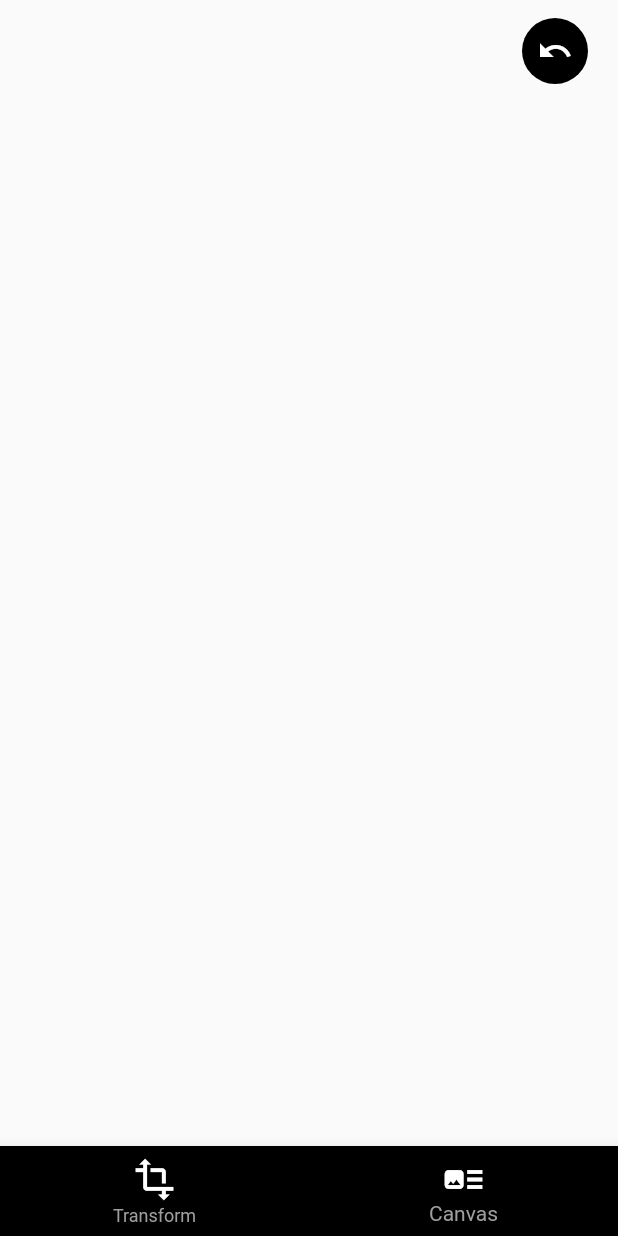
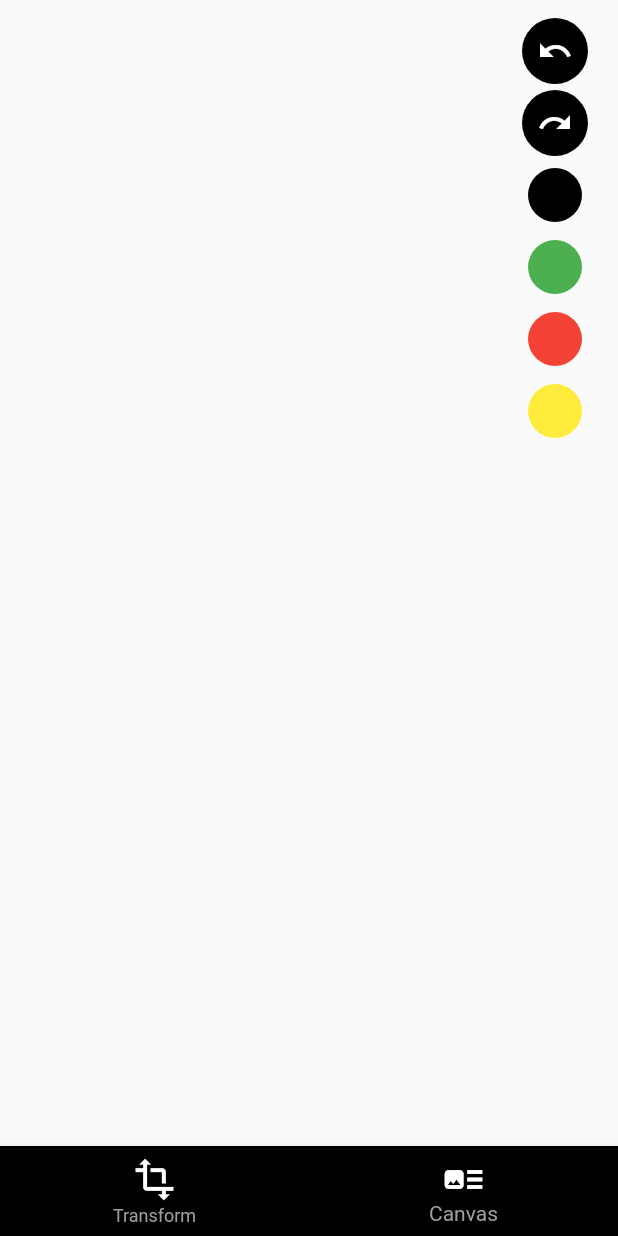
Before and after one commit to bryancalisto/flutter_experiments, a Flutter app: the screen it shows after launch, item 2 of the bottom bar chosen, on a phone screen of 412 x 824 dp. Run offline on Flutter 3.47's test engine with Material 2 defaults, Android fonts, the phone set to English and light mode, and no system bars.

Commit message:
New: Added a Stack data structure and Redo functionality

```diff
--- a/graphics/lib/drawing_board/drawing_page.dart
+++ b/graphics/lib/drawing_board/drawing_page.dart
@@ -1,6 +1,7 @@
 import 'package:flutter/material.dart';
 import 'package:graphics/drawing_board/drawer.dart';
 import 'package:graphics/drawing_board/drawn_path.dart';
+import '../utils.dart' as utils;
 
 class DrawingPage extends StatefulWidget {
   const DrawingPage({Key? key}) : super(key: key);
@@ -12,6 +13,8 @@ class DrawingPage extends StatefulWidget {
 class _DrawingPageState extends State<DrawingPage> {
   late List<Offset> pathPoints;
   List<DrawnPath> paths = [];
+  // Using queue instead of stack because didn't want to implement a stack
+  utils.Stack<DrawnPath> pathsForRedoingUndone = utils.Stack<DrawnPath>();
   late DrawnPath currentPath;
   double width = 2;
   Color color = Colors.black;
@@ -32,7 +35,15 @@ class _DrawingPageState extends State<DrawingPage> {
 
   void undo() {
     if (paths.isNotEmpty) {
+      pathsForRedoingUndone.push(paths.last);
       paths.removeLast();
+    }
+  }
+
+  void redo() {
+    if (!pathsForRedoingUndone.isEmpty) {
+      final path = pathsForRedoingUndone.pop();
+      paths.add(path);
     }
   }
 
@@ -47,15 +58,20 @@ class _DrawingPageState extends State<DrawingPage> {
             top: 10,
             child: Column(
               children: [
-                TextButton(
+                RoundButtonWithIcon(
                   onPressed: undo,
-                  child: const Icon(Icons.undo, color: Colors.white),
-                  style: TextButton.styleFrom(
-                    shape: const CircleBorder(),
-                    backgroundColor: Colors.black,
-                    padding: const EdgeInsets.all(10),
-                  ),
-                )
+                  color: Colors.black,
+                  icon: const Icon(Icons.undo, color: Colors.white),
+                ),
+                RoundButtonWithIcon(
+                  onPressed: redo,
+                  color: Colors.black,
+                  icon: const Icon(Icons.redo, color: Colors.white),
+                ),
+                SelectColorButton(onPressed: () => setState(() => color = Colors.black), color: Colors.black),
+                SelectColorButton(onPressed: () => setState(() => color = Colors.green), color: Colors.green),
+                SelectColorButton(onPressed: () => setState(() => color = Colors.red), color: Colors.red),
+                SelectColorButton(onPressed: () => setState(() => color = Colors.yellow), color: Colors.yellow),
               ],
             ),
           )
@@ -92,3 +108,45 @@ class _DrawingPageState extends State<DrawingPage> {
     }
   }
 }
+
+class SelectColorButton extends StatelessWidget {
+  final VoidCallback onPressed;
+  final Color color;
+
+  const SelectColorButton({Key? key, required this.onPressed, required this.color}) : super(key: key);
+
+  @override
+  Widget build(BuildContext context) {
+    return TextButton(
+      onPressed: onPressed,
+      child: const SizedBox(),
+      style: TextButton.styleFrom(
+        shape: const CircleBorder(),
+        backgroundColor: color,
+        padding: const EdgeInsets.all(10),
+      ),
+    );
+  }
+}
+
+class RoundButtonWithIcon extends StatelessWidget {
+  final VoidCallback onPressed;
+  final Color color;
+  final Icon icon;
+
+  const RoundButtonWithIcon({Key? key, required this.onPressed, required this.color, required this.icon})
+      : super(key: key);
+
+  @override
+  Widget build(BuildContext context) {
+    return TextButton(
+      onPressed: onPressed,
+      child: icon,
+      style: TextButton.styleFrom(
+        shape: const CircleBorder(),
+        backgroundColor: color,
+        padding: const EdgeInsets.all(10),
+      ),
+    );
+  }
+}
--- /dev/null
+++ b/graphics/lib/utils.dart
@@ -0,0 +1,17 @@
+import 'dart:collection';
+
+class Stack<T> {
+  final Queue<T> _queue = Queue<T>();
+
+  bool get isEmpty => _queue.isEmpty;
+
+  T pop() {
+    final T lastItem = _queue.last;
+    _queue.removeLast();
+    return lastItem;
+  }
+
+  void push(T item) {
+    _queue.addLast(item);
+  }
+}
```
